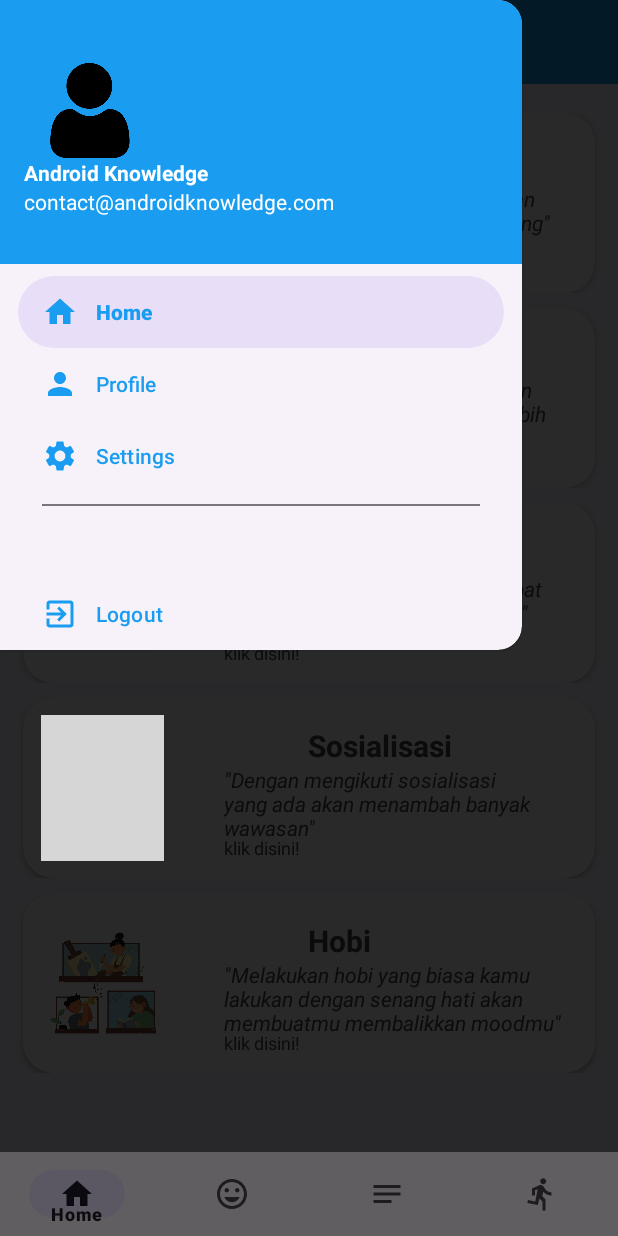
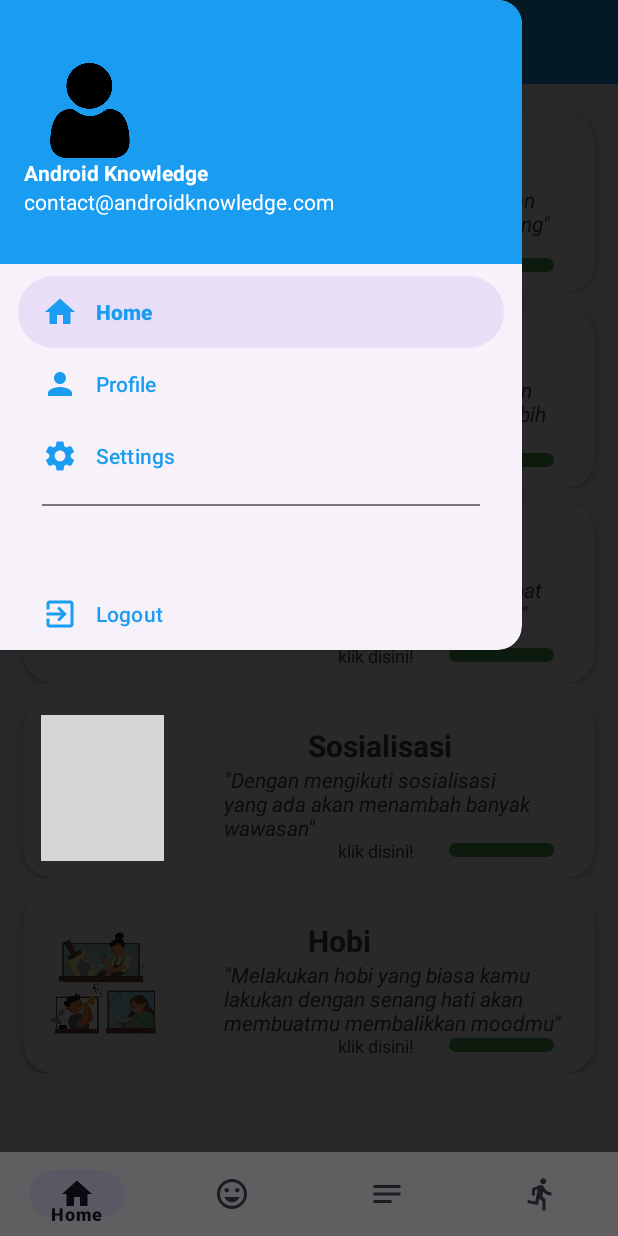
Before and after one commit to vianozx/BantalApp, an Android app: the fragment ActivityFragment placed in its activity, with the side drawer open, on a phone screen of 412 x 824 dp. Run offline under Robolectric (Android 15) with nearby library versions, the phone set to English and light mode, and no system bars; grey boxes are pictures that could not be loaded.

```diff
--- a/app/src/main/res/layout/produk_card.xml
+++ b/app/src/main/res/layout/produk_card.xml
@@ -72,12 +72,23 @@
                 android:id="@+id/tvHargaProduk"
                 android:layout_width="wrap_content"
                 android:layout_height="wrap_content"
-                android:layout_marginStart="40dp"
-                android:layout_marginBottom="10dp"
+                android:layout_marginStart="116dp"
+                android:layout_marginBottom="8dp"
                 android:text="Harga Produk"
                 android:textSize="12sp"
                 app:layout_constraintBottom_toBottomOf="parent"
                 app:layout_constraintStart_toEndOf="@+id/ivProduk" />
+
+            <Button
+                android:id="@+id/button3"
+                android:layout_width="70dp"
+                android:layout_height="17dp"
+                android:layout_marginBottom="8dp"
+                android:text="Button"
+                app:layout_constraintBottom_toBottomOf="parent"
+                app:layout_constraintEnd_toEndOf="parent"
+                app:layout_constraintHorizontal_bias="0.482"
+                app:layout_constraintStart_toEndOf="@+id/tvHargaProduk" />
         </androidx.constraintlayout.widget.ConstraintLayout>
     </androidx.cardview.widget.CardView>
 </androidx.constraintlayout.widget.ConstraintLayout>
```
Also changed, not shown: app/src/main/res/layout/meditasi.xml (+28 -19 lines).
